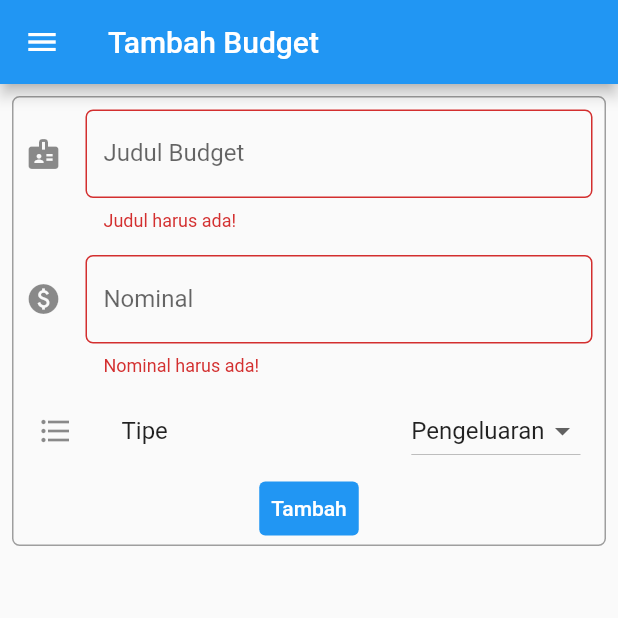
After one commit to ahmdfthlh/pbp-flutter-lab, a Flutter app: the TambahBudgetPage screen opened directly, after a tap on "Tambah", on a phone screen of 412 x 824 dp, the top half of it. The commit adds this screen. Run offline on Flutter 3.47's test engine with Material 2 defaults, Android fonts, the phone set to English and light mode, and no system bars.

Commit message:
finished tugas 8; budget & readme

```diff
--- /dev/null
+++ b/lib/models/budget.dart
@@ -0,0 +1,12 @@
+class Budget {
+  String judul;
+  int nominal;
+  String tipe;
+  static final List<Budget> listBudget = [];
+
+  Budget({
+    required this.judul,
+    required this.nominal,
+    required this.tipe,
+  });
+}
--- /dev/null
+++ b/lib/tambah_budget.dart
@@ -0,0 +1,186 @@
+import 'package:counter_7/main.dart';
+import 'package:counter_7/budget_page.dart';
+import 'package:counter_7/models/budget.dart';
+import 'package:flutter/material.dart';
+
+class TambahBudgetPage extends StatefulWidget {
+  const TambahBudgetPage({super.key});
+
+  @override
+  State<TambahBudgetPage> createState() => _TambahBudgetPageState();
+}
+
+class _TambahBudgetPageState extends State<TambahBudgetPage> {
+  final _formKey = GlobalKey<FormState>();
+  String _judul = "";
+  int _nominal = 0;
+  String _tipe = "Pengeluaran";
+  List<String> listTipe = ['Pengeluaran', 'Pemasukan'];
+
+  @override
+  Widget build(BuildContext context) {
+    return Scaffold(
+      appBar: AppBar(
+        title: Text('Tambah Budget'),
+      ),
+      drawer: Drawer(
+        child: Column(
+          children: [
+            const Padding(
+              padding: EdgeInsets.fromLTRB(0, 30, 0, 0),
+            ),
+            ListTile(
+              title: const Text('counter_7'),
+              onTap: () {
+                Navigator.pushReplacement(
+                  context,
+                  MaterialPageRoute(
+                      builder: (context) =>
+                          const MyHomePage(title: 'Flutter Demo Page')),
+                );
+              },
+            ),
+            ListTile(
+              title: const Text('Tambah Budget'),
+              onTap: () {
+                Navigator.pushReplacement(
+                  context,
+                  MaterialPageRoute(
+                      builder: (context) => const TambahBudgetPage()),
+                );
+              },
+            ),
+            ListTile(
+              title: const Text('List Budget'),
+              onTap: () {
+                Navigator.pushReplacement(
+                  context,
+                  MaterialPageRoute(
+                      builder: (context) => const ListBudgetPage()),
+                );
+              },
+            ),
+          ],
+        ),
+      ),
+      body: Form(
+        key: _formKey,
+        child: SingleChildScrollView(
+          child: Container(
+            margin: const EdgeInsets.all(8),
+            decoration: BoxDecoration(
+              border: Border.all(color: Colors.grey),
+              borderRadius: BorderRadius.circular(5),
+            ),
+            child: Column(
+              crossAxisAlignment: CrossAxisAlignment.center,
+              children: [
+                Padding(
+                  padding: const EdgeInsets.all(8.0),
+                  child: TextFormField(
+                    decoration: InputDecoration(
+                      hintText: "Contoh: Umroh/Haji",
+                      labelText: "Judul Budget",
+                      icon: const Icon(Icons.badge),
+                      border: OutlineInputBorder(
+                        borderRadius: BorderRadius.circular(5.0),
+                      ),
+                    ),
+                    onChanged: (String? value) {
+                      setState(() {
+                        _judul = value!;
+                      });
+                    },
+                    onSaved: (String? value) {
+                      setState(() {
+                        _judul = value!;
+                      });
+                    },
+                    validator: (String? value) {
+                      if (value == null || value.isEmpty) {
+                        return 'Judul harus ada!';
+                      }
+                      return null;
+                    },
+                  ),
+                ),
+                Padding(
+                  padding: const EdgeInsets.all(8.0),
+                  child: TextFormField(
+                    decoration: InputDecoration(
+                      hintText: "Contoh: 15000",
+                      labelText: "Nominal",
+                      icon: const Icon(Icons.paid),
+                      border: OutlineInputBorder(
+                        borderRadius: BorderRadius.circular(5.0),
+                      ),
+                    ),
+                    onChanged: (String? value) {
+                      setState(() {
+                        _nominal = int.parse(value!);
+                      });
+                    },
+                    onSaved: (String? value) {
+                      setState(() {
+                        _nominal = int.parse(value!);
+                      });
+                    },
+                    validator: (String? value) {
+                      if (value == null || value.isEmpty) {
+                        return 'Nominal harus ada!';
+                      }
+                      return null;
+                    },
+                  ),
+                ),
+                ListTile(
+                  leading: const Icon(Icons.format_list_bulleted),
+                  title: const Text(
+                    'Tipe',
+                  ),
+                  trailing: DropdownButton(
+                    value: _tipe,
+                    // icon: const Icon(Icons.format_list_bulleted),
+                    items: listTipe.map((String items) {
+                      return DropdownMenuItem(
+                        value: items,
+                        child: Text(items),
+                      );
+                    }).toList(),
+                    onChanged: (String? newValue) {
+                      setState(() {
+                        _tipe = newValue!;
+                      });
+                    },
+                  ),
+                ),
+                TextButton(
+                  style: ButtonStyle(
+                    backgroundColor: MaterialStateProperty.all(Colors.blue),
+                  ),
+                  onPressed: () {
+                    if (_formKey.currentState!.validate()) {
+                      Budget.listBudget.add(Budget(
+                        judul: _judul,
+                        nominal: _nominal,
+                        tipe: _tipe,
+                      ));
+                      ScaffoldMessenger.of(context).showSnackBar(const SnackBar(
+                        content: Text('Berhasil menambahkan!'),
+                      ));
+                    }
+                    // _formKey.currentState?.reset();
+                  },
+                  child: const Text(
+                    "Tambah",
+                    style: TextStyle(color: Colors.white),
+                  ),
+                ),
+              ],
+            ),
+          ),
+        ),
+      ),
+    );
+  }
+}
```
Also changed, not shown: lib/budget_page.dart (added, +89 -0 lines), lib/main.dart (+42 -16 lines), 2 other files.
